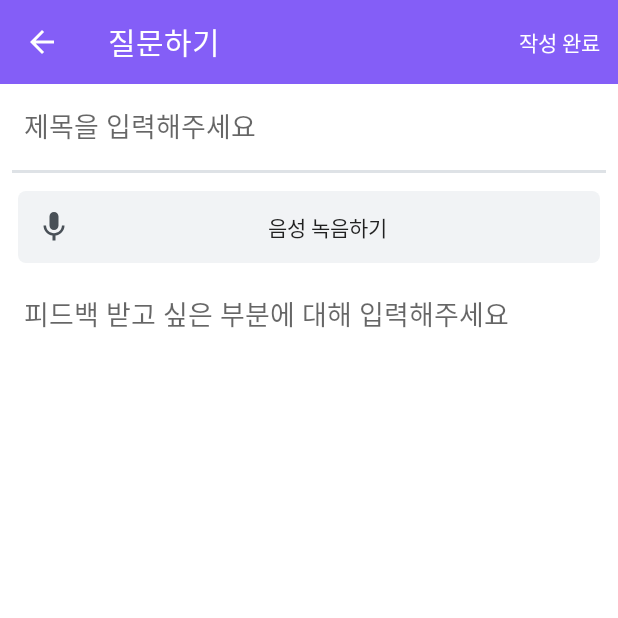
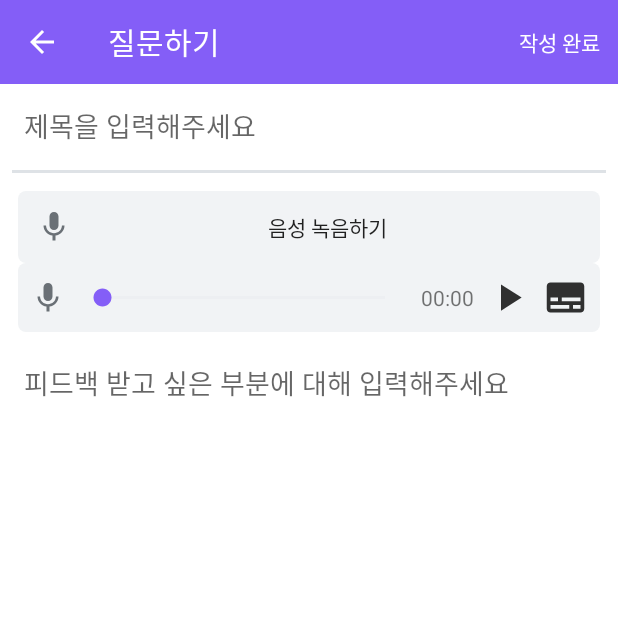
Before and after one commit to Cheongmin/AndroidApp, an Android app: the PostQuestionActivity screen opened directly, with no data from a screen before it, on a phone screen of 412 x 824 dp, the top half of it. Run offline under Robolectric (Android 15) with nearby library versions, the phone set to English and light mode, and no system bars.

Commit message:
Implement SoundPlayer with layout Add mic, play, pause, trash icon in drawable folder

```diff
--- a/app/build.gradle
+++ b/app/build.gradle
@@ -8,7 +8,7 @@ android {
     compileSdkVersion 27
     defaultConfig {
         applicationId "com.cheongmin.voicereader"
-        minSdkVersion 19
+        minSdkVersion 21
         targetSdkVersion 27
         versionCode 1
         versionName "1.0"
--- a/app/src/main/java/com/cheongmin/voicereader/PostQuestionActivity.kt
+++ b/app/src/main/java/com/cheongmin/voicereader/PostQuestionActivity.kt
@@ -17,10 +17,10 @@ class PostQuestionActivity : AppCompatActivity() {
         setupActionBar()
 
         //TODO: dialog 결과(음성 파일, STT를 통해 인식된 내용)을 받아와야함
-        btn_show_record_dialog.setOnClickListener {
+        /*btn_show_record_dialog.setOnClickListener {
             val dialog = RecordDialog()
             dialog.show(supportFragmentManager, dialog.tag)
-        }
+        }*/
     }
 
     override fun onCreateOptionsMenu(menu: Menu?): Boolean {
--- /dev/null
+++ b/app/src/main/java/com/cheongmin/voicereader/SoundPlayer.kt
@@ -0,0 +1,34 @@
+package com.cheongmin.voicereader
+
+import android.content.Context
+import android.support.constraint.ConstraintLayout
+import android.util.AttributeSet
+import android.view.LayoutInflater
+import android.view.View
+import android.widget.SeekBar
+import kotlinx.android.synthetic.main.layout_sound_player.view.*
+
+class SoundPlayer
+    @JvmOverloads constructor(context: Context, attrs: AttributeSet? = null, defStyleAttr: Int = 0) :
+        ConstraintLayout(context, attrs, defStyleAttr) {
+
+    init {
+        LayoutInflater.from(context).inflate(R.layout.layout_sound_player, this, true)
+
+        sb_time_bar.setOnSeekBarChangeListener(object: SeekBar.OnSeekBarChangeListener {
+            override fun onProgressChanged(seekBar: SeekBar?, progress: Int, fromUser: Boolean) {
+                val seconds = (progress % 60)
+                val minutes = (progress / 60)
+
+                tv_play_time.text = resources.getString(R.string.time_placeholder, minutes, seconds)
+            }
+
+            override fun onStartTrackingTouch(seekBar: SeekBar?) {
+            }
+
+            override fun onStopTrackingTouch(seekBar: SeekBar?) {
+            }
+
+        })
+    }
+}
--- /dev/null
+++ b/app/src/main/res/drawable/ic_delete_forever_black_24dp.xml
@@ -0,0 +1,5 @@
+<vector android:alpha="0.8" android:height="24dp"
+    android:viewportHeight="24.0" android:viewportWidth="24.0"
+    android:width="24dp" xmlns:android="http://schemas.android.com/apk/res/android">
+    <path android:fillColor="#FF000000" android:pathData="M6,19c0,1.1 0.9,2 2,2h8c1.1,0 2,-0.9 2,-2L18,7L6,7v12zM8.46,11.88l1.41,-1.41L12,12.59l2.12,-2.12 1.41,1.41L13.41,14l2.12,2.12 -1.41,1.41L12,15.41l-2.12,2.12 -1.41,-1.41L10.59,14l-2.13,-2.12zM15.5,4l-1,-1h-5l-1,1L5,4v2h14L19,4z"/>
+</vector>
--- a/app/src/main/res/drawable/ic_mic_black_24dp.xml
+++ b/app/src/main/res/drawable/ic_mic_black_24dp.xml
@@ -1,8 +1,6 @@
 <vector xmlns:android="http://schemas.android.com/apk/res/android"
-        android:width="24dp"
-        android:height="24dp"
-        android:viewportWidth="24.0"
-        android:viewportHeight="24.0">
+        android:width="24dp" android:height="24dp" android:alpha="0.8"
+        android:viewportWidth="24.0" android:viewportHeight="24.0">
     <path
         android:fillColor="#495057"
         android:pathData="M12,14c1.66,0 2.99,-1.34 2.99,-3L15,5c0,-1.66 -1.34,-3 -3,-3S9,3.34 9,5v6c0,1.66 1.34,3 3,3zM17.3,11c0,3 -2.54,5.1 -5.3,5.1S6.7,14 6.7,11L5,11c0,3.41 2.72,6.23 6,6.72L11,21h2v-3.28c3.28,-0.48 6,-3.3 6,-6.72h-1.7z"/>
--- a/app/src/main/res/drawable/ic_pause_black_24dp.xml
+++ b/app/src/main/res/drawable/ic_pause_black_24dp.xml
@@ -1,5 +1,5 @@
-<vector android:alpha="0.8" android:height="24dp"
+<vector xmlns:android="http://schemas.android.com/apk/res/android"
     android:viewportHeight="24.0" android:viewportWidth="24.0"
-    android:width="24dp" xmlns:android="http://schemas.android.com/apk/res/android">
+    android:width="24dp" android:height="24dp" android:alpha="0.8">
     <path android:fillColor="#FF000000" android:pathData="M6,19h4L10,5L6,5v14zM14,5v14h4L18,5h-4z"/>
 </vector>
--- a/app/src/main/res/drawable/ic_play_arrow_black_24dp.xml
+++ b/app/src/main/res/drawable/ic_play_arrow_black_24dp.xml
@@ -1,5 +1,5 @@
-<vector android:alpha="0.8" android:height="24dp"
+<vector xmlns:android="http://schemas.android.com/apk/res/android"
     android:viewportHeight="24.0" android:viewportWidth="24.0"
-    android:width="24dp" xmlns:android="http://schemas.android.com/apk/res/android">
+    android:width="24dp" android:height="24dp" android:alpha="0.8">
     <path android:fillColor="#FF000000" android:pathData="M8,5v14l11,-7z"/>
 </vector>
--- /dev/null
+++ b/app/src/main/res/drawable/ic_subtitles_black_24dp.xml
@@ -0,0 +1,5 @@
+<vector xmlns:android="http://schemas.android.com/apk/res/android"
+    android:width="24dp" android:height="24dp" android:alpha="0.8"
+    android:viewportWidth="24.0" android:viewportHeight="24.0">
+    <path android:fillColor="#FF000000" android:pathData="M20,4L4,4c-1.1,0 -2,0.9 -2,2v12c0,1.1 0.9,2 2,2h16c1.1,0 2,-0.9 2,-2L22,6c0,-1.1 -0.9,-2 -2,-2zM4,12h4v2L4,14v-2zM14,18L4,18v-2h10v2zM20,18h-4v-2h4v2zM20,14L10,14v-2h10v2z"/>
+</vector>
--- /dev/null
+++ b/app/src/main/res/drawable/style_play_pause_button.xml
@@ -0,0 +1,7 @@
+<?xml version="1.0" encoding="utf-8"?>
+<selector xmlns:android="http://schemas.android.com/apk/res/android">
+    <item android:state_checked="true" android:drawable="@drawable/ic_pause_black_24dp">
+    </item>
+    <item android:drawable="@drawable/ic_play_arrow_black_24dp">
+    </item>
+</selector>
--- a/app/src/main/res/layout/activity_post_question.xml
+++ b/app/src/main/res/layout/activity_post_question.xml
@@ -67,65 +67,9 @@
 
         </LinearLayout>
 
-        <android.support.constraint.ConstraintLayout
-            android:id="@+id/layout_player"
+        <com.cheongmin.voicereader.SoundPlayer
             android:layout_width="match_parent"
-            android:layout_height="0dp"
-            android:background="@drawable/style_rounded_gray_background">
-
-            <View
-                android:id="@+id/view_record_icon"
-                android:layout_width="24dp"
-                android:layout_height="24dp"
-                android:layout_marginStart="16dp"
-                android:layout_marginTop="8dp"
-                android:layout_marginBottom="8dp"
-                android:background="@drawable/ic_mic_black_24dp"
-                app:layout_constraintBottom_toBottomOf="parent"
-                app:layout_constraintStart_toStartOf="parent"
-                app:layout_constraintTop_toTopOf="parent" />
-
-            <SeekBar
-                android:id="@+id/sb_time"
-                android:layout_width="0dp"
-                android:layout_height="wrap_content"
-                android:layout_marginStart="8dp"
-                android:layout_marginTop="8dp"
-                android:layout_marginEnd="8dp"
-                android:layout_marginBottom="8dp"
-                app:layout_constraintBottom_toBottomOf="parent"
-                app:layout_constraintEnd_toStartOf="@+id/tv_play_time"
-                app:layout_constraintStart_toEndOf="@+id/view_record_icon"
-                app:layout_constraintTop_toTopOf="parent" />
-
-            <TextView
-                android:id="@+id/tv_play_time"
-                android:layout_width="wrap_content"
-                android:layout_height="wrap_content"
-                android:layout_marginTop="8dp"
-                android:layout_marginEnd="8dp"
-                android:layout_marginBottom="8dp"
-                android:text="00:00"
-                android:textAlignment="viewStart"
-                android:textColor="@color/colorGray6"
-                android:textSize="14sp"
-                app:layout_constraintBottom_toBottomOf="parent"
-                app:layout_constraintEnd_toStartOf="@+id/btn_play"
-                app:layout_constraintTop_toTopOf="parent" />
-
-            <ImageButton
-                android:id="@+id/btn_play"
-                android:layout_width="60dp"
-                android:layout_height="60dp"
-                android:layout_marginTop="8dp"
-                android:layout_marginEnd="8dp"
-                android:layout_marginBottom="8dp"
-                style="@style/Widget.AppCompat.Button.Borderless"
-                app:layout_constraintBottom_toBottomOf="parent"
-                app:layout_constraintEnd_toEndOf="parent"
-                app:layout_constraintTop_toTopOf="parent" />
-
-        </android.support.constraint.ConstraintLayout>
+            android:layout_height="wrap_content" />
 
     </LinearLayout>
 
--- /dev/null
+++ b/app/src/main/res/layout/layout_sound_player.xml
@@ -0,0 +1,78 @@
+<?xml version="1.0" encoding="utf-8"?>
+<android.support.constraint.ConstraintLayout
+    xmlns:android="http://schemas.android.com/apk/res/android"
+    xmlns:app="http://schemas.android.com/apk/res-auto"
+    xmlns:tools="http://schemas.android.com/tools"
+    android:layout_width="match_parent"
+    android:layout_height="wrap_content"
+    android:background="@drawable/style_rounded_gray_background">
+
+    <ImageView
+        android:id="@+id/iv_player_icon"
+        android:layout_width="wrap_content"
+        android:layout_height="wrap_content"
+        android:layout_marginStart="8dp"
+        android:layout_marginTop="8dp"
+        android:layout_marginBottom="8dp"
+        android:src="@drawable/ic_mic_black_24dp"
+        app:layout_constraintBottom_toBottomOf="parent"
+        app:layout_constraintStart_toStartOf="parent"
+        app:layout_constraintTop_toTopOf="parent" />
+
+    <SeekBar
+        android:id="@+id/sb_time_bar"
+        android:layout_width="0dp"
+        android:layout_height="wrap_content"
+        android:layout_marginStart="8dp"
+        android:layout_marginTop="8dp"
+        android:layout_marginEnd="8dp"
+        android:layout_marginBottom="8dp"
+        android:theme="@style/VoiceReader.SeekBar"
+        app:layout_constraintBottom_toBottomOf="parent"
+        app:layout_constraintEnd_toStartOf="@+id/tv_play_time"
+        app:layout_constraintStart_toEndOf="@+id/iv_player_icon"
+        app:layout_constraintTop_toTopOf="parent" />
+
+    <TextView
+        android:id="@+id/tv_play_time"
+        android:layout_width="wrap_content"
+        android:layout_height="wrap_content"
+        android:layout_marginTop="8dp"
+        android:layout_marginEnd="8dp"
+        android:layout_marginBottom="8dp"
+        android:text="00:00"
+        app:layout_constraintBottom_toBottomOf="parent"
+        app:layout_constraintEnd_toStartOf="@+id/btn_toggle_play"
+        app:layout_constraintTop_toTopOf="parent" />
+
+    <ToggleButton
+        android:id="@+id/btn_toggle_play"
+        style="@style/Widget.AppCompat.Button.Borderless"
+        android:layout_width="30dp"
+        android:layout_height="30dp"
+        android:layout_marginTop="8dp"
+        android:layout_marginEnd="8dp"
+        android:layout_marginBottom="8dp"
+        android:textOff=""
+        android:textOn=""
+        android:background="@drawable/style_play_pause_button"
+        app:layout_constraintBottom_toBottomOf="parent"
+        app:layout_constraintEnd_toStartOf="@+id/btn_toggle_subtitle"
+        app:layout_constraintTop_toTopOf="parent" />
+
+    <ToggleButton
+        android:id="@+id/btn_toggle_subtitle"
+        style="@style/Widget.AppCompat.Button.Borderless"
+        android:layout_width="30dp"
+        android:layout_height="30dp"
+        android:layout_marginTop="8dp"
+        android:layout_marginEnd="8dp"
+        android:layout_marginBottom="8dp"
+        android:background="@drawable/ic_subtitles_black_24dp"
+        android:textOn=""
+        android:textOff=""
+        app:layout_constraintBottom_toBottomOf="parent"
+        app:layout_constraintEnd_toEndOf="parent"
+        app:layout_constraintTop_toTopOf="parent" />
+
+</android.support.constraint.ConstraintLayout>
--- a/app/src/main/res/values/strings.xml
+++ b/app/src/main/res/values/strings.xml
@@ -7,10 +7,13 @@
 
     <!-- TODO: Remove or change this placeholder text -->
     <string name="hello_blank_fragment">Hello blank fragment</string>
+
     <string name="post_question">질문하기</string>
     <string name="post_answer">답변하기</string>
     <string name="post_question_title_hint">제목을 입력해주세요</string>
     <string name="post_question_content_hint">피드백 받고 싶은 부분에 대해 입력해주세요</string>
     <string name="post_question_upload">음성 녹음하기</string>
     <string name="dialog_record_tip">인식된 내용이 아래에 표시됩니다</string>
+
+    <string name="time_placeholder">%1$02d:%2$02d</string>
 </resources>
--- a/app/src/main/res/values/styles.xml
+++ b/app/src/main/res/values/styles.xml
@@ -6,6 +6,13 @@
         <item name="colorPrimary">@color/colorPrimary</item>
         <item name="colorPrimaryDark">@color/colorPrimaryDark</item>
         <item name="colorAccent">@color/colorAccent</item>
+
+    </style>
+
+    <style name="VoiceReader.SeekBar" parent="Widget.AppCompat.SeekBar">
+        <item name="android:progressBackgroundTint">@color/colorGray3</item>
+        <item name="android:progressTint">@color/colorPrimary</item>
+        <item name="android:colorControlActivated">@color/colorPrimary</item>
     </style>
 
 </resources>
```
